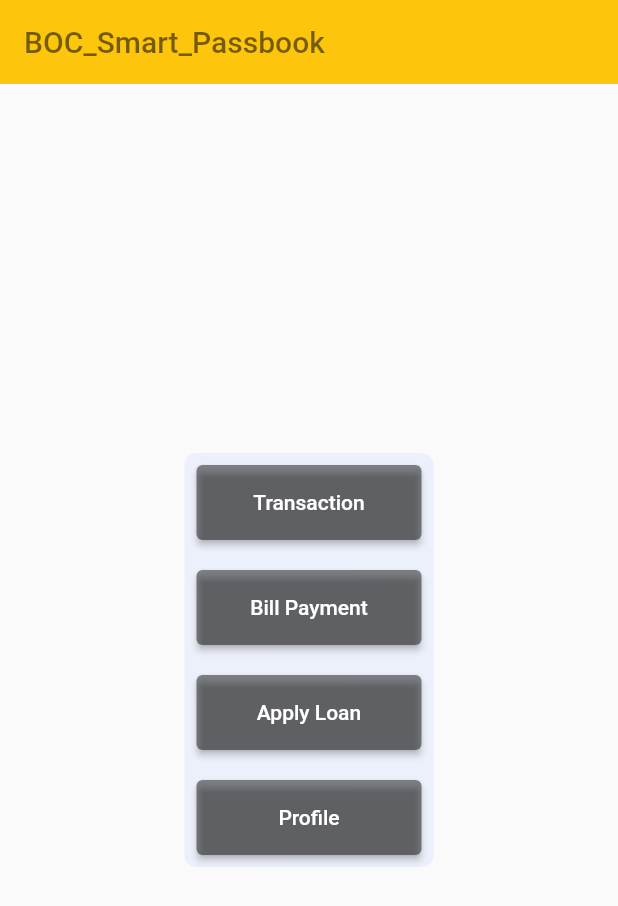
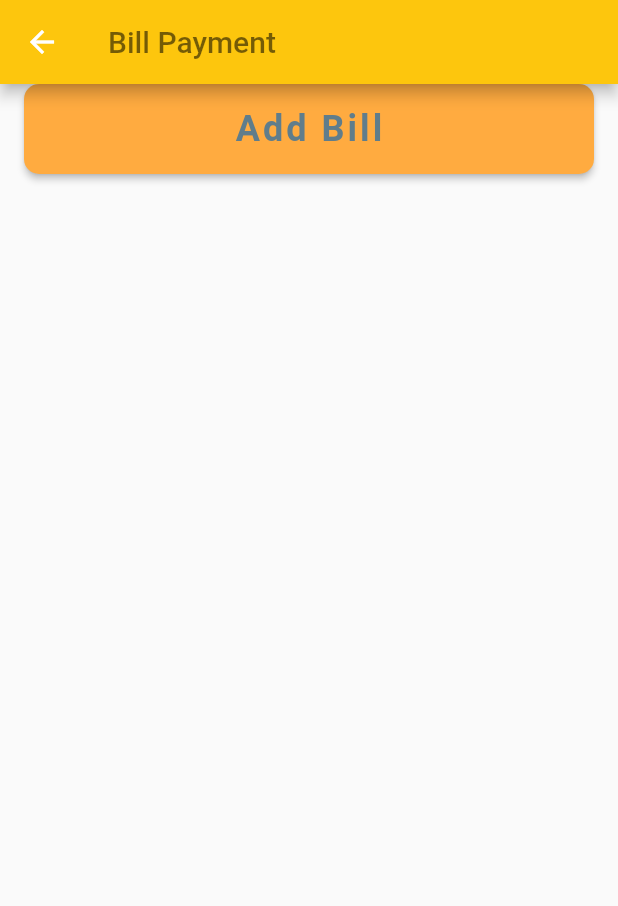
Before and after one commit to User-Experience-Design-SE3050-2021/se3050---uee-2021s2_reg_we_26, a Flutter app: the screen it shows after launch, after a tap on "Bill Payment", on a phone screen of 412 x 824 dp. Shown: the top 906 px of the screen. Run offline on Flutter 3.47's test engine with Material 2 defaults, Android fonts, the phone set to English and light mode, and no system bars.

Commit message:
designed_ui_basics_20210925

```diff
--- a/lib/main.dart
+++ b/lib/main.dart
@@ -1,3 +1,4 @@
+import 'package:boc_smart_passbook/screens/billPayments/payment_screen.dart';
 import 'package:boc_smart_passbook/screens/fund_transfer/menu.dart';
 import 'package:flutter/material.dart';
 
@@ -69,7 +70,14 @@ class MyHomePage extends StatelessWidget {
                     primary: Colors.black45,
                     fixedSize: Size(150,50),
                   ),
-                  onPressed: (){},
+                  onPressed: (){
+                    Navigator.of(context).push(
+                        MaterialPageRoute(
+                          builder: (context) => PaymentScreen(),
+                        )
+                    );
+
+                  },
                   child: Text('Bill Payment'),
                 ),
                 SizedBox(height: 20.0),
--- /dev/null
+++ b/lib/screens/billPayments/payment_form.dart
@@ -0,0 +1,76 @@
+import 'package:boc_smart_passbook/screens/billPayments/bills_screen.dart';
+import 'package:flutter/material.dart';
+
+class PaymentForm extends StatefulWidget {
+
+
+  final FocusNode billFocusNode;
+  final FocusNode accountFocusNode;
+  final FocusNode amountFocusNode;
+  final FocusNode remarksFocusNode;
+
+  const PaymentForm({
+    required this.billFocusNode,
+    required this.accountFocusNode,
+    required this.amountFocusNode,
+    required this.remarksFocusNode,
+  });
+
+  @override
+  _PaymentFormState createState() => _PaymentFormState();
+}
+
+class _PaymentFormState extends State<PaymentForm> {
+
+  final _addItemFormKey = GlobalKey<FormState>();
+
+  bool _isProcessing = false;
+
+  final TextEditingController _billController = TextEditingController();
+  final TextEditingController _accountController = TextEditingController();
+  final TextEditingController _amountController = TextEditingController();
+  final TextEditingController _remarksController = TextEditingController();
+
+  String getBill = '';
+  String getAccount = '';
+  String getAmount = '';
+  String getRemarks = '';
+
+
+  @override
+  Widget build(BuildContext context) {
+    return Container(
+        width: double.maxFinite,
+        child: ElevatedButton(
+          style: ButtonStyle(
+            backgroundColor: MaterialStateProperty.all(Colors.orangeAccent),
+            shape: MaterialStateProperty.all(
+              RoundedRectangleBorder(
+                borderRadius: BorderRadius.circular(10),
+              ),
+            ),
+          ),
+          onPressed: () async {
+            Navigator.of(context).push(
+              MaterialPageRoute(
+                builder: (context) => const BillsScreen(),
+              ),
+            );
+
+          },
+          child: Padding(
+            padding: EdgeInsets.only(top: 16.0,bottom: 16.0),
+            child: Text(
+              'Add Bill',
+              style: TextStyle(
+                fontSize: 24,
+                fontWeight: FontWeight.bold,
+                color: Colors.blueGrey,
+                letterSpacing: 2,
+              ),
+            ),
+          ),
+        )
+    );
+  }
+}
--- /dev/null
+++ b/lib/screens/billPayments/payment_screen.dart
@@ -0,0 +1,46 @@
+import 'package:boc_smart_passbook/screens/billPayments/payment_form.dart';
+import 'package:flutter/material.dart';
+
+class PaymentScreen extends StatelessWidget {
+
+
+  final FocusNode _billFocusNode = FocusNode();
+  final FocusNode _accountFocusNode = FocusNode();
+  final FocusNode _amountFocusNode = FocusNode();
+  final FocusNode _remarksFocusNode = FocusNode();
+
+  @override
+  Widget build(BuildContext context) {
+    return GestureDetector(
+      onTap: (){
+        _billFocusNode.unfocus();
+        _accountFocusNode.unfocus();
+        _amountFocusNode.unfocus();
+        _remarksFocusNode.unfocus();
+      },
+      child: Scaffold(
+
+        appBar: AppBar(
+          backgroundColor: const Color.fromRGBO(253,198,13,1),
+          title:const Text(
+            'Bill Payment',
+            style: TextStyle(
+              color: Colors.black54,
+            ),
+          ),
+        ),
+        body: SafeArea(
+          child: Padding(
+            padding: const EdgeInsets.only(left: 16.0, right: 16.0, bottom: 20.0),
+            child: PaymentForm(
+              billFocusNode : _billFocusNode,
+              accountFocusNode : _accountFocusNode,
+              amountFocusNode : _amountFocusNode,
+              remarksFocusNode : _remarksFocusNode,
+            ),
+          ),
+        ),
+      ),
+    );
+  }
+}
```
Also changed, not shown: lib/screens/billPayments/add_bill_form.dart (added, +35 -0 lines), lib/screens/billPayments/add_bill_screen.dart (added, +40 -0 lines), lib/screens/billPayments/bill_list.dart (added, +10 -0 lines), lib/screens/billPayments/bills_screen.dart (added, +48 -0 lines).
